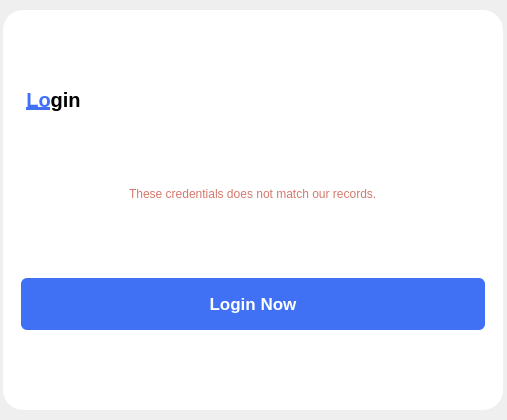
Old version of the form src/views/authenticate_views/password_view.ui in the repository devforgely/MFA-Simulator.
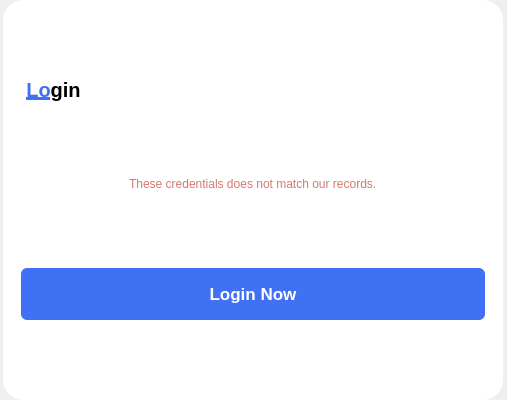
New version of the form. Custom widgets are drawn as their Qt base class.

Diff of the .ui file:
```diff
--- a/src/views/authenticate_views/password_view.ui
+++ b/src/views/authenticate_views/password_view.ui
@@ -7,7 +7,7 @@
     <x>0</x>
     <y>0</y>
     <width>507</width>
-    <height>420</height>
+    <height>400</height>
    </rect>
   </property>
   <property name="sizePolicy">
```
